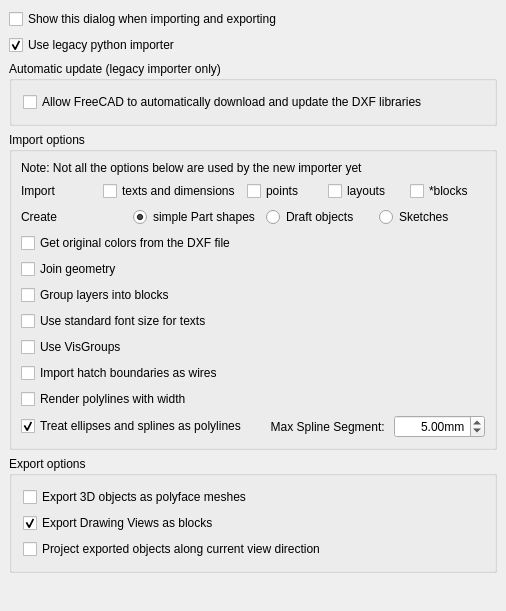
Above: src/Mod/Draft/Resources/ui/preferences-dxf.ui from berndhahnebach/All_FreeCAD before the change. Below: the same form after it.
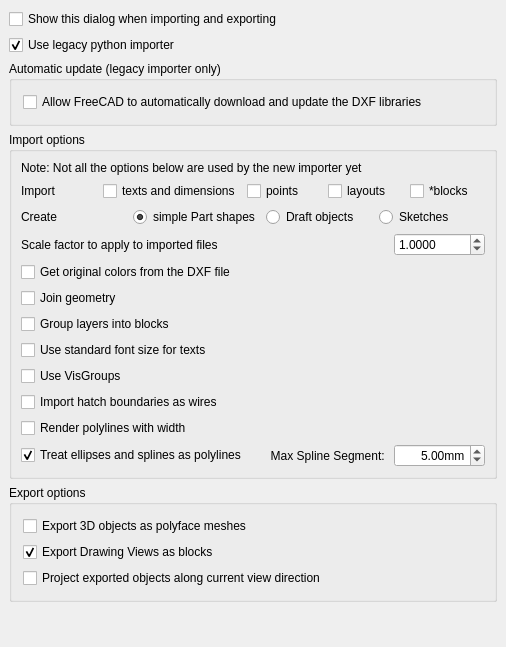
That is the form after the change. Custom widgets are drawn as their Qt base class.

Commit message: Draft: Allow to scale imported DXF files - fixes #2557

Diff of the .ui file:
```diff
--- a/src/Mod/Draft/Resources/ui/preferences-dxf.ui
+++ b/src/Mod/Draft/Resources/ui/preferences-dxf.ui
@@ -7,7 +7,7 @@
     <x>0</x>
     <y>0</y>
     <width>506</width>
-    <height>611</height>
+    <height>647</height>
    </rect>
   </property>
   <property name="windowTitle">
@@ -234,6 +234,57 @@
         </item>
        </layout>
       </item>
+      <item>
+       <layout class="QHBoxLayout" name="horizontalLayout_6">
+        <item>
+         <widget class="QLabel" name="label_4">
+          <property name="toolTip">
+           <string/>
+          </property>
+          <property name="text">
+           <string>Scale factor to apply to imported files</string>
+          </property>
+         </widget>
+        </item>
+        <item>
+         <spacer name="horizontalSpacer_2">
+          <property name="orientation">
+           <enum>Qt::Horizontal</enum>
+          </property>
+          <property name="sizeHint" stdset="0">
+           <size>
+            <width>40</width>
+            <height>20</height>
+           </size>
+          </property>
+         </spacer>
+        </item>
+        <item>
+         <widget class="Gui::PrefDoubleSpinBox" name="doubleSpinBox_2">
+          <property name="toolTip">
+           <string>Scale factor to apply to DXF files on import.
+The factor is the conversion between the unit of your DXF file and millimeters.
+Ex: for files in millimeters: 1, in centimeters: 10, in meters: 1000, in inches: 25.4, in feet: 304.8</string>
+          </property>
+          <property name="decimals">
+           <number>4</number>
+          </property>
+          <property name="maximum">
+           <double>99999.990000000005239</double>
+          </property>
+          <property name="value">
+           <double>1.000000000000000</double>
+          </property>
+          <property name="prefEntry" stdset="0">
+           <cstring>dxfScaling</cstring>
+          </property>
+          <property name="prefPath" stdset="0">
+           <cstring>Mod/Draft</cstring>
+          </property>
+         </widget>
+        </item>
+       </layout>
+      </item>
       <item>
        <layout class="QHBoxLayout" name="horizontalLayout">
         <item>
```
The commit also changes 3 other files.
